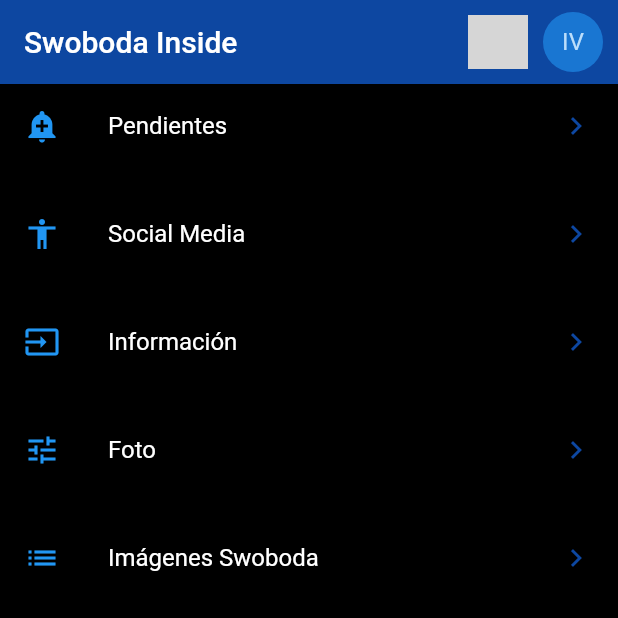
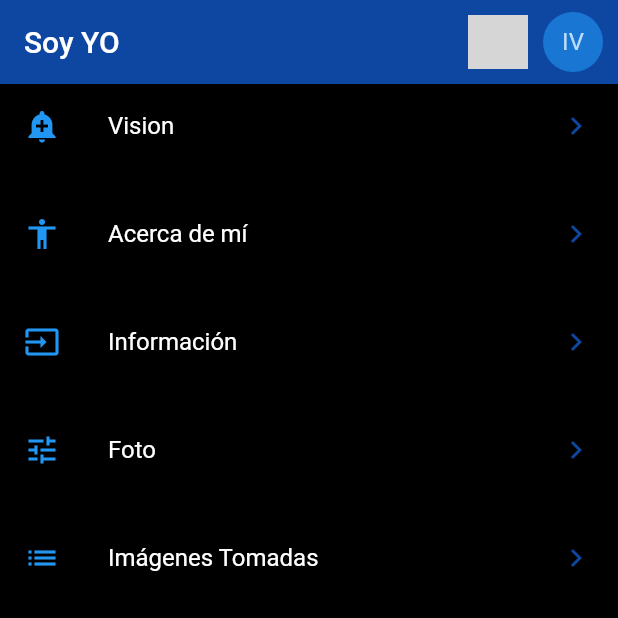
Before and after one commit to IsaacBarron02/Biografia, a Flutter app: the screen it shows after launch, on a phone screen of 412 x 824 dp, the top half of it. Run offline on Flutter 3.47's test engine with Material 2 defaults, Android fonts, the phone set to English and light mode, and no system bars; network calls fail; grey boxes are pictures that could not be loaded.

Commit message:
Correccion a aurobiografia

```diff
--- a/data/menu_opts.json
+++ b/data/menu_opts.json
@@ -1,15 +1,15 @@
 {
-    "nombreApp" : "Componentes",
+    "nombreApp" : "Autobiografia",
     "rutas" : [
         {
             "ruta" : "alert",
             "icon" : "add_alert",
-            "texto": "Pendientes"
+            "texto": "Vision"
         },
         {
             "ruta" : "avatar",
             "icon" : "accessibility",
-            "texto": "Social Media"
+            "texto": "Acerca de mí"
         },
         {
             "ruta" : "forms",
@@ -24,7 +24,7 @@
         {
             "ruta" : "list",
             "icon" : "list",
-            "texto": "Imágenes Swoboda"
+            "texto": "Imágenes Tomadas"
         }
     ]
 }
--- a/lib/pages/alert_page.dart
+++ b/lib/pages/alert_page.dart
@@ -12,7 +12,7 @@ class AlertPage extends StatelessWidget {
           Container(
             padding: EdgeInsets.all(10.0),
             child: CircleAvatar(
-              backgroundImage: NetworkImage('https://lh3.googleusercontent.com/proxy/Wr54TWrhl-z4adzdBt2my4rie_l4UdpfD_eQDS3lBjSKJ3774iVIFPaa8Lam4NGfz2FDoFrMaqizQwHfk3LUZiSqVO6ckcryq2oG8U3vdTkKZU0zb6eSMDYiNA'),
+              backgroundImage: NetworkImage('https://lh3.googleusercontent.com/a-/AOh14GjtNV9vpEwZBdjvBpz9i3zKqnTY4eFnMWrkD94TtQ=s576-p-no'),
             ),
           ),
           Container(
@@ -28,7 +28,7 @@ class AlertPage extends StatelessWidget {
       body: Center(
 
         child: ElevatedButton(
-          child: Text('Orden de trabajo'),
+          child: Text('Vision'),
           onPressed: (){
             _mostrarAlerta(context);
           },
@@ -48,13 +48,13 @@ class AlertPage extends StatelessWidget {
       barrierDismissible: true,
       builder: (context){
         return AlertDialog(
-          title: Text('Orden: FM934'),
+          title: Text('Vision'),
           content: //Text('Contenido de la alerta')
                   Column(
                     mainAxisSize: MainAxisSize.min,
                     children: <Widget>[
-                      Text('Tool Room'),
-                      Image(image: NetworkImage('https://2.bp.blogspot.com/-nkEP8FBWpWw/Vnr6ciibedI/AAAAAAAAAOs/zXump0Tuqpc/s1600/Ejemplo%2BOrden%2Bde%2BTrabajo.png')),
+                      Text('Soy un persona a la cual le gusta tener constante aprendizaje, que busca la mejora continua y trata de ayudar a los demás para lograr un aprendizaje compartido.'),
+                      Image(image: NetworkImage('https://as.com/meristation/imagenes/2021/01/20/noticias/1611141009_391573_1611141045_noticia_normal.jpg')),
 
                     ],
                   ),
--- a/lib/pages/forms_page.dart
+++ b/lib/pages/forms_page.dart
@@ -35,7 +35,7 @@ class _FormsPageState extends State<FormsPage> {
           Container(
             padding: EdgeInsets.all(10.0),
             child: CircleAvatar(
-              backgroundImage: NetworkImage('https://lh3.googleusercontent.com/proxy/Wr54TWrhl-z4adzdBt2my4rie_l4UdpfD_eQDS3lBjSKJ3774iVIFPaa8Lam4NGfz2FDoFrMaqizQwHfk3LUZiSqVO6ckcryq2oG8U3vdTkKZU0zb6eSMDYiNA'),
+              backgroundImage: NetworkImage('https://lh3.googleusercontent.com/a-/AOh14GjtNV9vpEwZBdjvBpz9i3zKqnTY4eFnMWrkD94TtQ=s576-p-no'),
             ),
           ),
           Container(
--- a/lib/pages/home_page.dart
+++ b/lib/pages/home_page.dart
@@ -9,13 +9,13 @@ class HomePage extends StatelessWidget {
   Widget build(BuildContext context) {
     return Scaffold(
     appBar: AppBar(
-    title: Text('Swoboda Inside'),
+    title: Text('Soy YO'),
     backgroundColor: Colors.blue.shade900,
     actions: <Widget>[
           Container(
             padding: EdgeInsets.all(10.0),
             child: CircleAvatar(
-              backgroundImage: NetworkImage('https://lh3.googleusercontent.com/proxy/Wr54TWrhl-z4adzdBt2my4rie_l4UdpfD_eQDS3lBjSKJ3774iVIFPaa8Lam4NGfz2FDoFrMaqizQwHfk3LUZiSqVO6ckcryq2oG8U3vdTkKZU0zb6eSMDYiNA'),
+              backgroundImage: NetworkImage('https://lh3.googleusercontent.com/a-/AOh14GjtNV9vpEwZBdjvBpz9i3zKqnTY4eFnMWrkD94TtQ=s576-p-no'),
             ),
           ),
           Container(
--- a/lib/pages/lista_page.dart
+++ b/lib/pages/lista_page.dart
@@ -49,7 +49,7 @@ class _ListaPageState extends State<ListaPage> {
           Container(
             padding: EdgeInsets.all(10.0),
             child: CircleAvatar(
-              backgroundImage: NetworkImage('https://lh3.googleusercontent.com/proxy/Wr54TWrhl-z4adzdBt2my4rie_l4UdpfD_eQDS3lBjSKJ3774iVIFPaa8Lam4NGfz2FDoFrMaqizQwHfk3LUZiSqVO6ckcryq2oG8U3vdTkKZU0zb6eSMDYiNA'),
+              backgroundImage: NetworkImage('https://lh3.googleusercontent.com/a-/AOh14GjtNV9vpEwZBdjvBpz9i3zKqnTY4eFnMWrkD94TtQ=s576-p-no'),
             ),
           ),
           Container(
```
Also changed, not shown: lib/pages/avatar_page.dart (+10 -10 lines), lib/pages/slider_page.dart (+2 -2 lines).
